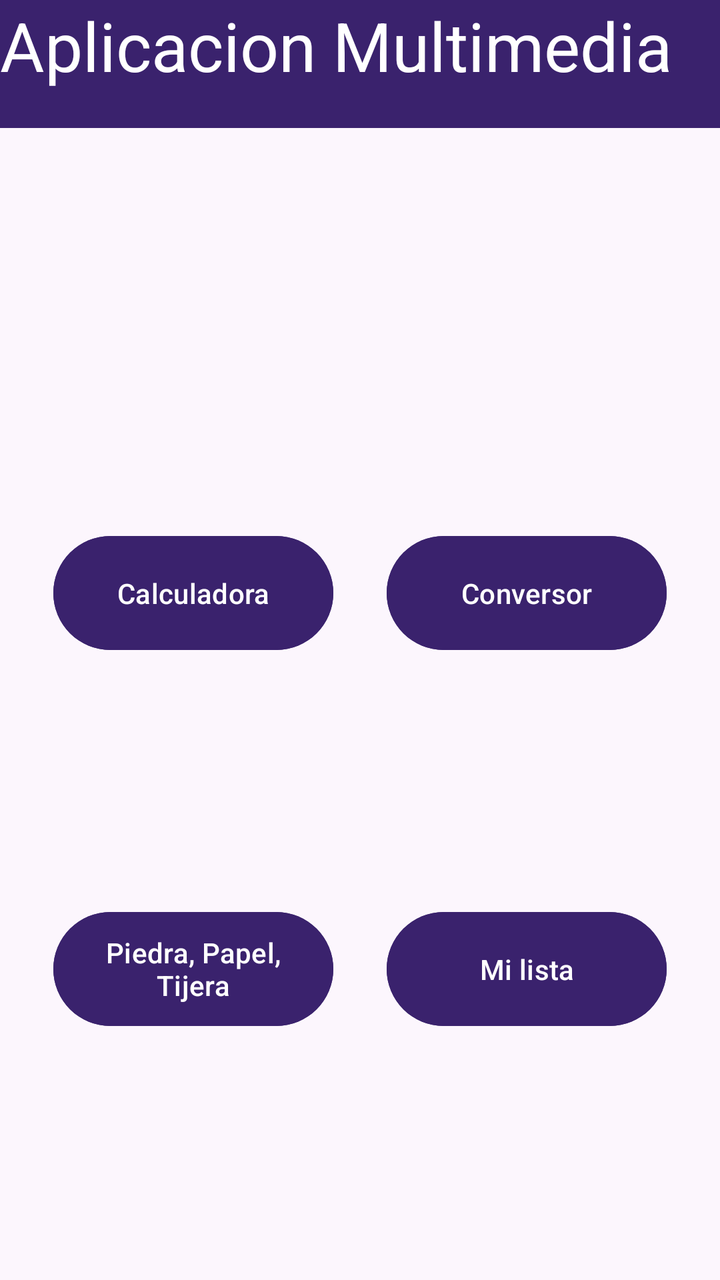
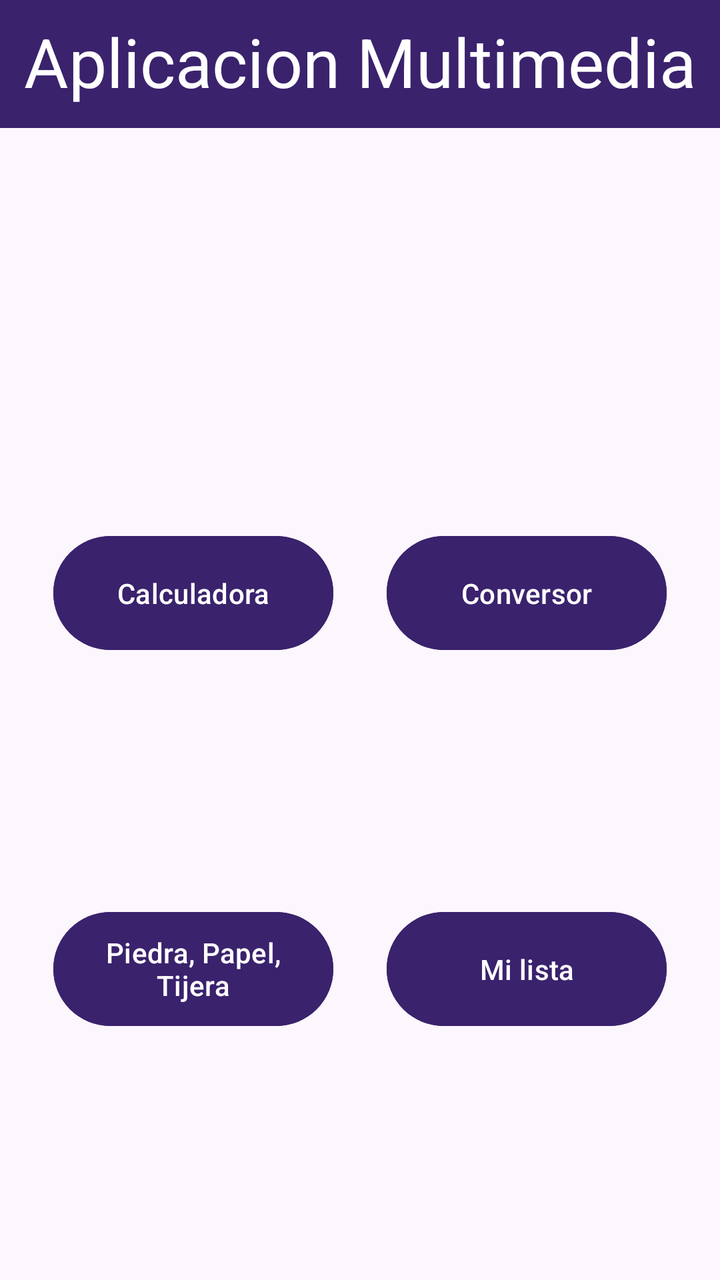

Before-and-after screenshots of an Android layout around one commit, followed by the original layout XML and the change that was made.
<!-- AndroidManifest.xml: application theme Theme.Calculadra -->
<!-- res/layout/activity_menu.xml -->
<?xml version="1.0" encoding="utf-8"?>
<androidx.constraintlayout.widget.ConstraintLayout xmlns:android="http://schemas.android.com/apk/res/android"
    xmlns:app="http://schemas.android.com/apk/res-auto"
    xmlns:tools="http://schemas.android.com/tools"
    android:id="@+id/main"
    android:layout_width="match_parent"
    android:layout_height="match_parent"
    android:background="#FCF6FD"
    tools:context=".MenuActivity">

    <TextView
        android:id="@+id/titulo"
        android:layout_width="0dp"
        android:layout_height="64dp"
        android:background="#3A226D"
        android:text="Aplicacion Multimedia"
        android:textColor="#FFFFFF"
        android:textSize="34sp"
        app:layout_constraintEnd_toEndOf="parent"
        app:layout_constraintStart_toStartOf="parent"
        app:layout_constraintTop_toTopOf="parent" />

    <Button
        android:id="@+id/btnCalculadora"
        android:layout_width="140dp"
        android:layout_height="65dp"
        android:layout_marginTop="200dp"
        android:backgroundTint="#3A226D"
        android:text="Calculadora"
        android:textColor="#FFFFFF"
        android:textColorLink="#B300FF"
        android:textSize="14sp"
        app:layout_constraintEnd_toStartOf="@+id/btnConversor"
        app:layout_constraintStart_toStartOf="parent"
        app:layout_constraintTop_toBottomOf="@+id/titulo" />

    <Button
        android:id="@+id/btnConversor"
        android:layout_width="140dp"
        android:layout_height="65dp"
        android:layout_marginTop="200dp"
        android:backgroundTint="#3A226D"
        android:text="Conversor"
        android:textColor="#FFFFFF"
        android:textSize="14sp"
        app:layout_constraintEnd_toEndOf="parent"
        app:layout_constraintStart_toEndOf="@+id/btnCalculadora"
        app:layout_constraintTop_toBottomOf="@+id/titulo" />

    <Button
        android:id="@+id/btnLista"
        android:layout_width="140dp"
        android:layout_height="65dp"
        android:backgroundTint="#3A226D"
        android:text="Mi lista"
        android:textColor="#FFFFFF"
        android:textSize="14sp"
        app:layout_constraintBottom_toBottomOf="parent"
        app:layout_constraintEnd_toEndOf="parent"
        app:layout_constraintStart_toEndOf="@+id/btnJuego"
        app:layout_constraintTop_toBottomOf="@+id/btnConversor" />

    <Button
        android:id="@+id/btnJuego"
        android:layout_width="140dp"
        android:layout_height="65dp"
        android:backgroundTint="#3A226D"
        android:text="Piedra, Papel, Tijera"
        android:textColor="#FFFFFF"
        android:textSize="14sp"
        app:layout_constraintBottom_toBottomOf="parent"
        app:layout_constraintEnd_toStartOf="@+id/btnLista"
        app:layout_constraintStart_toStartOf="parent"
        app:layout_constraintTop_toBottomOf="@+id/btnCalculadora" />
</androidx.constraintlayout.widget.ConstraintLayout>
<!-- resources referenced by this layout -->
<resources>
  <style name="Theme.Calculadra" parent="Base.Theme.Calculadra" />
  <style name="Base.Theme.Calculadra" parent="Theme.Material3.DayNight.NoActionBar">
          
          
      </style>
</resources>

<!-- the commit's change to res/layout/activity_menu.xml (unified diff, before → after) -->
@@ -13,10 +13,13 @@
         android:layout_width="0dp"
         android:layout_height="64dp"
         android:background="#3A226D"
+        android:paddingTop="8dp"
         android:text="Aplicacion Multimedia"
+        android:textAlignment="center"
         android:textColor="#FFFFFF"
         android:textSize="34sp"
         app:layout_constraintEnd_toEndOf="parent"
+        app:layout_constraintHorizontal_bias="0.0"
         app:layout_constraintStart_toStartOf="parent"
         app:layout_constraintTop_toTopOf="parent" />
 
